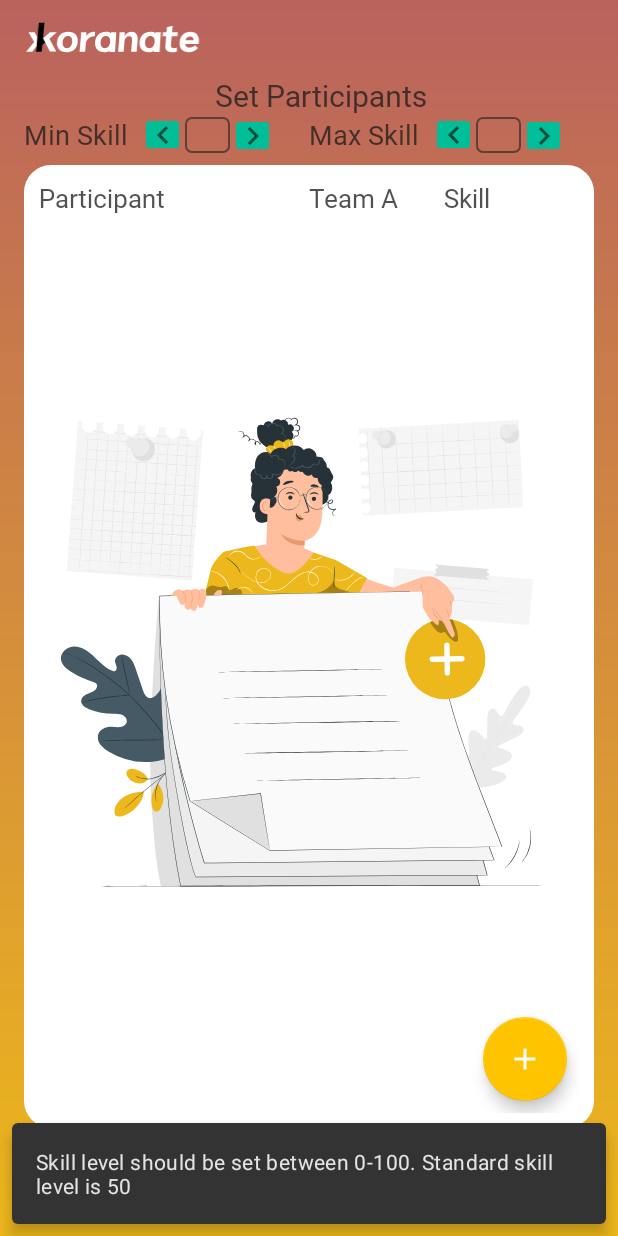
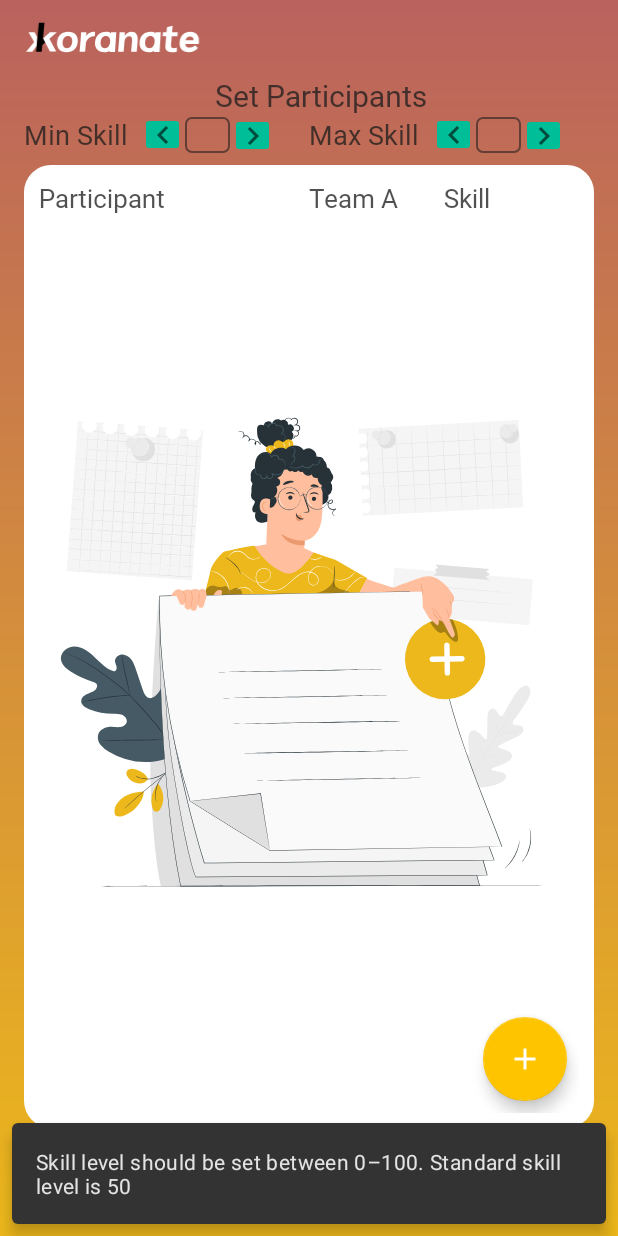
Before and after one commit to Xkoranate-Mobile-Development-Team/Xkoranate-Mobile, an Android app: the fragment SetParticipantsFragment placed in its activity, on a phone screen of 412 x 824 dp. Run offline under Robolectric (Android 15) with nearby library versions, the light colour scheme and no system bars; our stand-ins replace Room's generated code, RxJava, data binding.

Commit message:
Fix some warnings

```diff
--- a/app/src/main/assets/sports/baseball/baseball_6innings.xml
+++ b/app/src/main/assets/sports/baseball/baseball_6innings.xml
@@ -25,3 +25,4 @@
         <string type="tableHeaderGoalsAgainst">RA</string>
         <string type="tableHeaderGoalDifference">RD</string>
     </paradigmOptions>
+</sport>
--- a/app/src/main/assets/sports/basketball/basketball_nbascoring.xml
+++ b/app/src/main/assets/sports/basketball/basketball_nbascoring.xml
@@ -2,8 +2,7 @@
 <sport version="0.3">
     <name>Basketball-NBA Rules</name>
     <discipline>Basketball</discipline>
-    <event>NBA Rules
-    <event />
+    <event>NBA Rules</event>
     <scorinator />
 
     <paradigm>xkoranate-h2h</paradigm>
--- a/app/src/main/assets/sports/basketball/basketball_xkoranate.xml
+++ b/app/src/main/assets/sports/basketball/basketball_xkoranate.xml
@@ -2,8 +2,7 @@
 <sport version="0.3">
     <name>Basketball—xkoranate formula</name>
     <discipline>Basketball</discipline>
-    <event>FIBA Rules
-    <event />
+    <event>FIBA Rules</event>
     <scorinator />
 
     <paradigm>xkoranate-h2h</paradigm>
--- a/app/src/main/java/com/xkoranate/ui/fragments/ChooseEventFragment.kt
+++ b/app/src/main/java/com/xkoranate/ui/fragments/ChooseEventFragment.kt
@@ -132,7 +132,7 @@ class ChooseEventFragment : Fragment() {
         }
 
         override fun onBindViewHolder(holder: SportViewHolder, position: Int) {
-            sport = sports.get(position)
+            sport = sports[position]
             holder.bind(sport)
             holder.binding.background.isSelected = (selectedPosition == position)
 
--- a/app/src/main/java/com/xkoranate/ui/fragments/IndividualEventFragment.kt
+++ b/app/src/main/java/com/xkoranate/ui/fragments/IndividualEventFragment.kt
@@ -27,7 +27,7 @@ class IndividualEventFragment : Fragment() {
         viewModel = ViewModelProvider.AndroidViewModelFactory(this.requireActivity().application)
             .create(SharedViewModel::class.java)
 
-        var args = arguments?.let { IndividualEventFragmentArgs.fromBundle(it) }
+        val args = arguments?.let { IndividualEventFragmentArgs.fromBundle(it) }
         val sports = args?.sportSelected
 
         binding?.allowDraws?.setOnClickListener {
--- a/app/src/main/java/com/xkoranate/ui/fragments/SetParticipantsFragment.kt
+++ b/app/src/main/java/com/xkoranate/ui/fragments/SetParticipantsFragment.kt
@@ -6,7 +6,6 @@ import android.view.View
 import android.view.ViewGroup
 import android.widget.EditText
 import androidx.fragment.app.Fragment
-import androidx.lifecycle.Observer
 import androidx.lifecycle.ViewModelProvider
 import androidx.navigation.Navigation
 import androidx.recyclerview.widget.LinearLayoutManager
@@ -40,7 +39,7 @@ class SetParticipantsFragment : Fragment() {
 
         refreshList()
 
-        var args = arguments?.let { SetParticipantsFragmentArgs.fromBundle(it) }
+        val args = arguments?.let { SetParticipantsFragmentArgs.fromBundle(it) }
         val sports = args?.sportSelected
         val allowDraws = args?.allowDraws
 
@@ -197,7 +196,7 @@ class SetParticipantsFragment : Fragment() {
         binding?.lifecycleOwner?.let {
             viewModel.getAllParticipants().observe(
                 it,
-                Observer { list ->
+                { list ->
 
                     binding?.recyclerView?.adapter = SetParticipantsAdapter(list)
 
@@ -218,7 +217,7 @@ class SetParticipantsFragment : Fragment() {
         binding?.lifecycleOwner?.let {
             viewModel.getAllParticipants().observe(
                 it,
-                Observer { list ->
+                { list ->
                     isEmpty = list.isEmpty()
                 }
             )
--- a/app/src/main/res/layout/fragment_settings.xml
+++ b/app/src/main/res/layout/fragment_settings.xml
@@ -35,7 +35,6 @@
                 android:clickable="true"
                 android:focusable="true"
                 android:background="?selectableItemBackground"
-                android:drawableStart="@drawable/ic_folder"
                 android:drawablePadding="24dp"
                 android:paddingTop="10dp"
                 android:paddingStart="24dp"
@@ -43,7 +42,8 @@
                 android:paddingBottom="10dp"
                 android:fontFamily="@font/meiryo_ui_w53_regular"
                 android:text="@string/new_game"
-                android:textSize="18sp" />
+                android:textSize="18sp"
+                app:drawableStartCompat="@drawable/ic_folder" />
 
             <ImageView
                 android:layout_width="match_parent"
--- a/app/src/main/res/values/strings.xml
+++ b/app/src/main/res/values/strings.xml
@@ -67,7 +67,7 @@
     <string name="scores_goals">Scores</string>
     <string name="s_n">S/N</string>
     <string name="_00">00</string>
-    <string name="skills_instructions">Skill level should be set between 0-100. Standard skill level is 50</string>
+    <string name="skills_instructions">Skill level should be set between 0–100. Standard skill level is 50</string>
     <string-array name="events_array">
         <item />
     </string-array>
--- a/build.gradle
+++ b/build.gradle
@@ -4,7 +4,6 @@ buildscript {
     ext.kotlin_version = '1.5.20'
     repositories {
         google()
-        jcenter()
         mavenCentral()
     }
 
@@ -24,7 +23,6 @@ buildscript {
 allprojects {
     repositories {
         google()
-        jcenter()
         mavenCentral()
     }
 }
```
Also changed, not shown: app/src/main/AndroidManifest.xml (+2 -16 lines).
